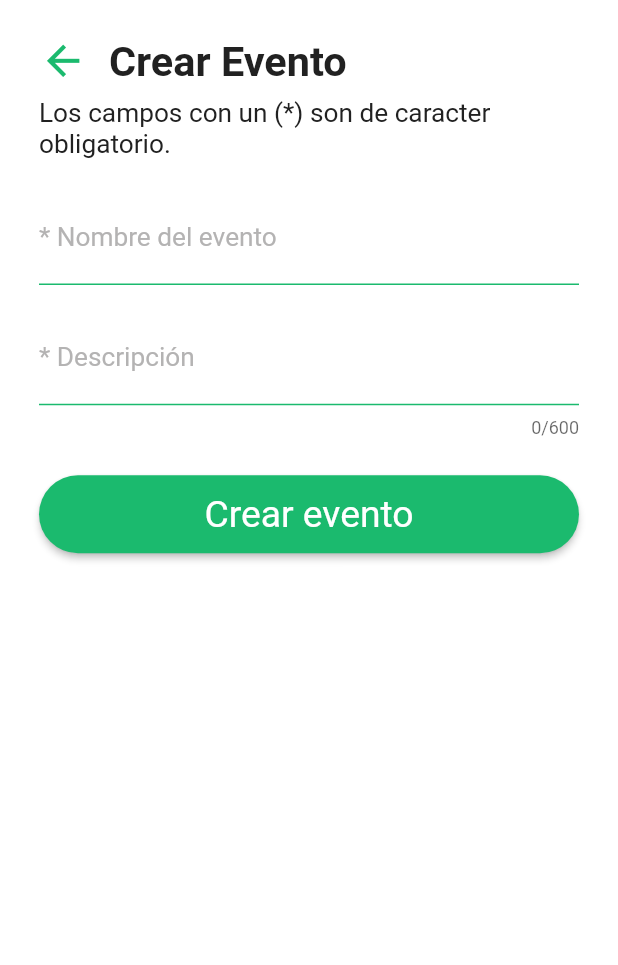
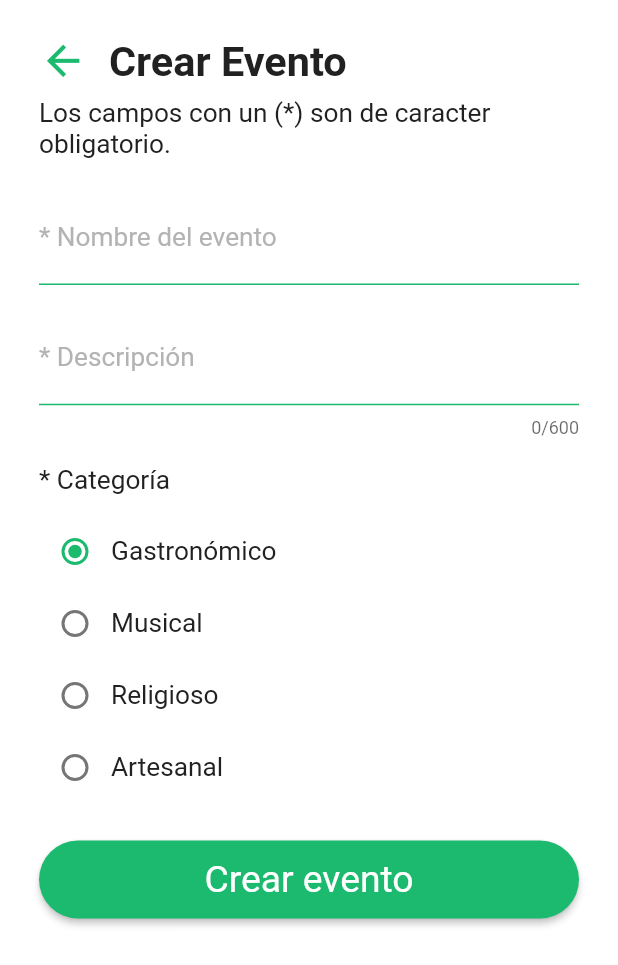
Before and after one commit to rylmfqt28/Cochabamba-cultural, a Flutter app: the CreateEventScreen screen opened by its route, on a phone screen of 412 x 824 dp. Shown: the top 965 px of the screen. Run offline on Flutter 3.47's test engine with Material 2 defaults, Android fonts, the phone set to English and light mode, and no system bars; our stand-ins replace bloc, cloud_firestore, curved_navigation_bar, firebase_auth, firebase_core, firebase_storage and 3 more; accounts and stored records are empty.

Commit message:
Implmentacion widget radio button event category

```diff
--- a/lib/cultural_event/ui/screens/create_event_screen.dart
+++ b/lib/cultural_event/ui/screens/create_event_screen.dart
@@ -8,6 +8,8 @@ import 'package:cochabambacultural/ui/widgets/text_format_widget.dart';
 import 'package:cochabambacultural/ui/widgets/input_text_widget.dart';
 import 'package:cochabambacultural/ui/widgets/input_text_area_widget.dart';
 import 'package:cochabambacultural/ui/widgets/general_button.dart';
+
+import 'package:cochabambacultural/cultural_event/ui/widgets/radio_button_event.dart';
 
 import 'package:cochabambacultural/user/bloc/user_bloc.dart';
 
@@ -31,6 +33,8 @@ class _CreateEventScreenState extends State<CreateEventScreen> {
     final Responsive responsive = Responsive.of(context);
     final colorApp = AppColors();
     final validate = ValidationEvent();
+
+    String _categoryEvent = 'Gastronómico';
 
     return BlocBuilder<UserBloc, UserState>(builder: (_, state) {
       return Scaffold(
@@ -104,6 +108,20 @@ class _CreateEventScreenState extends State<CreateEventScreen> {
                             controllerText: _description,
                             maxCharacters: 600),
                         SizedBox(
+                          height: responsive.hp(2.2),
+                        ),
+                        const TextFormatWidget(
+                            valueText: '* Categoría',
+                            align: TextAlign.left,
+                            typeText: 'Normal'),
+                        SizedBox(
+                          height: responsive.hp(1.5),
+                        ),
+                        RadioButtonEvent(changeCategory: (value) {
+                          _categoryEvent = value;
+                          print(_categoryEvent);
+                        }),
+                        SizedBox(
                           height: responsive.hp(3),
                         ),
                         GeneralButton(
--- /dev/null
+++ b/lib/cultural_event/ui/widgets/radio_button_event.dart
@@ -0,0 +1,100 @@
+import 'package:flutter/material.dart';
+
+import 'package:cochabambacultural/ui/widgets/text_format_widget.dart';
+
+import 'package:cochabambacultural/utils/app_colors.dart';
+
+class RadioButtonEvent extends StatefulWidget {
+  final void Function(String value) changeCategory;
+
+  const RadioButtonEvent({Key? key, required this.changeCategory})
+      : super(key: key);
+
+  @override
+  State<RadioButtonEvent> createState() => _RadioButtonEventState();
+}
+
+class _RadioButtonEventState extends State<RadioButtonEvent> {
+  int _valueRadio = 1;
+
+  @override
+  Widget build(BuildContext context) {
+    final colorApp = AppColors();
+
+    return Column(
+      children: [
+        Row(
+          children: [
+            Radio(
+              value: 1,
+              activeColor: colorApp.primaryColor,
+              groupValue: _valueRadio,
+              onChanged: (value) {
+                setState(() {
+                  _valueRadio = int.parse(value.toString());
+                });
+                widget.changeCategory('Gastronómico');
+              },
+            ),
+            const TextFormatWidget(
+                valueText: 'Gastronómico',
+                align: TextAlign.left,
+                typeText: 'Normal')
+          ],
+        ),
+        Row(
+          children: [
+            Radio(
+                value: 2,
+                activeColor: colorApp.primaryColor,
+                groupValue: _valueRadio,
+                onChanged: (value) {
+                  setState(() {
+                    _valueRadio = int.parse(value.toString());
+                  });
+                  widget.changeCategory('Musical');
+                }),
+            const TextFormatWidget(
+                valueText: 'Musical', align: TextAlign.left, typeText: 'Normal')
+          ],
+        ),
+        Row(
+          children: [
+            Radio(
+                value: 3,
+                groupValue: _valueRadio,
+                activeColor: colorApp.primaryColor,
+                onChanged: (value) {
+                  setState(() {
+                    _valueRadio = int.parse(value.toString());
+                  });
+                  widget.changeCategory('Religioso');
+                }),
+            const TextFormatWidget(
+                valueText: 'Religioso',
+                align: TextAlign.left,
+                typeText: 'Normal')
+          ],
+        ),
+        Row(
+          children: [
+            Radio(
+                value: 4,
+                groupValue: _valueRadio,
+                activeColor: colorApp.primaryColor,
+                onChanged: (value) {
+                  setState(() {
+                    _valueRadio = int.parse(value.toString());
+                  });
+                  widget.changeCategory('Artesanal');
+                }),
+            const TextFormatWidget(
+                valueText: 'Artesanal',
+                align: TextAlign.left,
+                typeText: 'Normal')
+          ],
+        )
+      ],
+    );
+  }
+}
```
